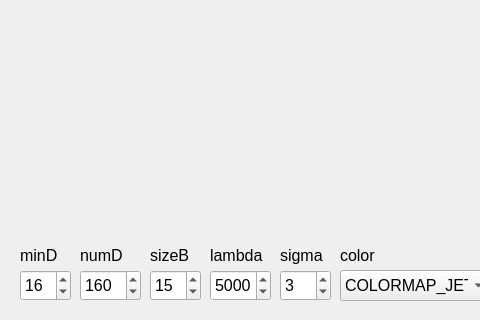
Qt form SevROVWorkstation/disparitywindow.ui (valabsoft/auv-chersonese) before a commit; both pictures show x 0 to 480 and y 180 to 500 of the 700 by 500 pixel window.
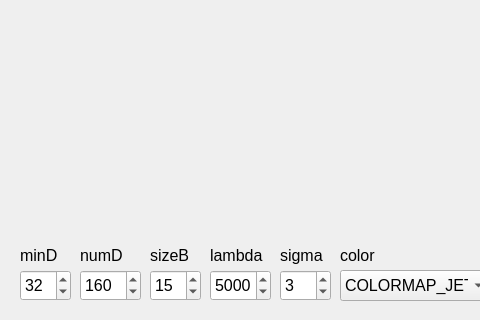
The same form after that commit.

```diff
--- a/SevROVWorkstation/disparitywindow.ui
+++ b/SevROVWorkstation/disparitywindow.ui
@@ -82,7 +82,7 @@
     <number>160</number>
    </property>
    <property name="value">
-    <number>16</number>
+    <number>32</number>
    </property>
   </widget>
   <widget class="QSpinBox" name="sbNumDisparities">
```
